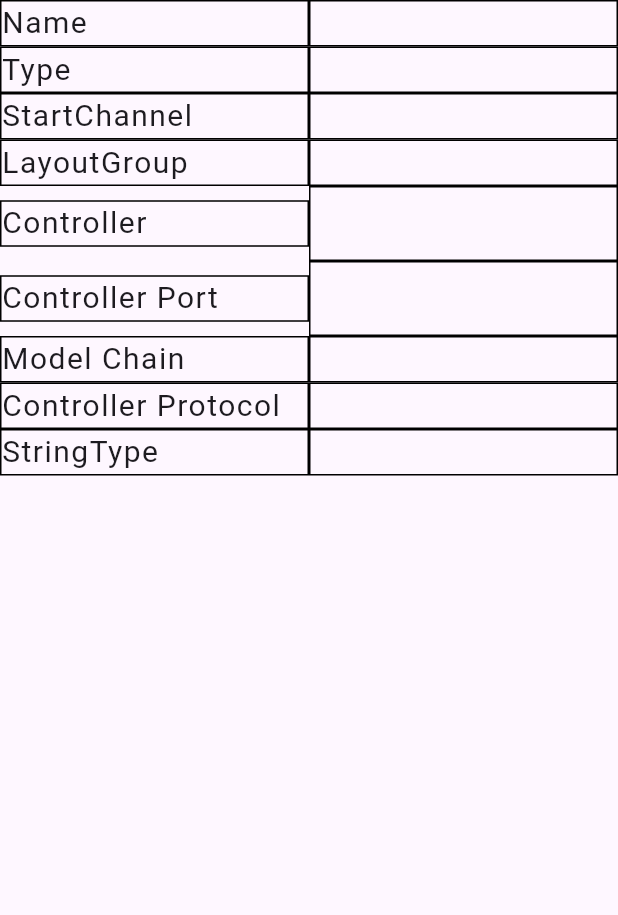
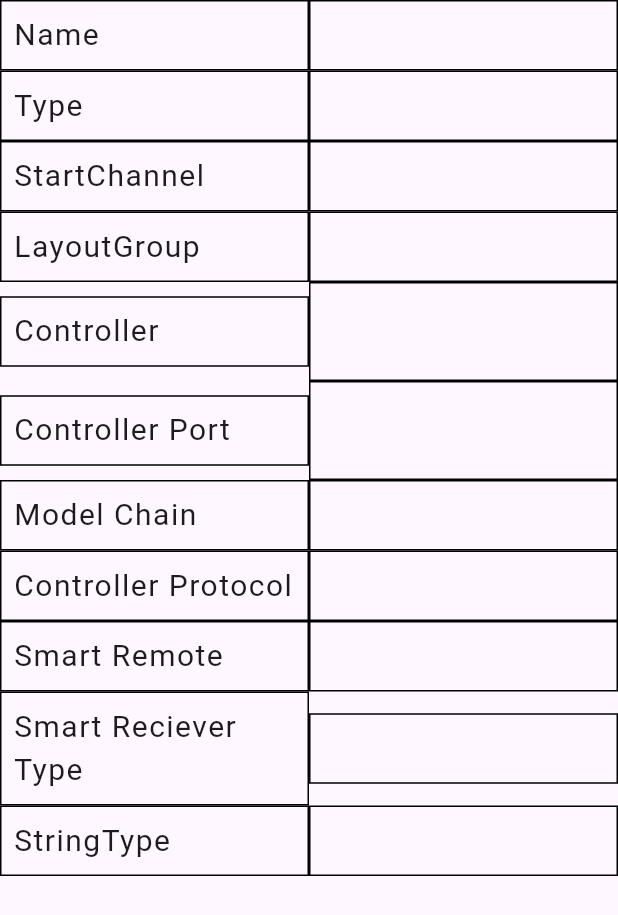
Before and after one commit to computergeek1507/xlights_test, a Flutter app: the ModelDisplay widget shown alone on an empty page, opened directly with empty values, on a phone screen of 412 x 824 dp. Shown: the top 915 px of the screen. Run offline on Flutter 3.47's test engine with Material 3 defaults, Android fonts, the phone set to English and light mode, and no system bars; our stand-ins replace dio, printing, shared_preferences; missing offline and left inert: htmltopdfwidgets; accounts and stored records are empty; network calls fail; statements that could not run were skipped.

Commit message:
added padding

```diff
--- a/lib/model.dart
+++ b/lib/model.dart
@@ -110,6 +110,7 @@ class _ModelDisplayState extends State<ModelDisplay> {
                     border: Border.all(width: 1, color: Colors.black),
                     //borderRadius: const BorderRadius.all(Radius.circular(2)),
                   ),
+                  padding: const EdgeInsets.all(8.0),
                   //margin: const EdgeInsets.all(4),
                   child: MaterialButton(
                     onPressed: () async {
@@ -147,6 +148,7 @@ class _ModelDisplayState extends State<ModelDisplay> {
                   decoration: BoxDecoration(
                     border: Border.all(width: 1, color: Colors.black),
                   ),
+                  padding: const EdgeInsets.all(8.0),
                   child: MaterialButton(
                     onPressed: widget.model['ControllerConnection']['Port'] == null ? null : () async {
                       int? val = await showNumberDialog(
@@ -163,9 +165,10 @@ class _ModelDisplayState extends State<ModelDisplay> {
                           }
                     },
                     child: Align(
+
                       alignment: Alignment.centerLeft,
                       child: Text(widget.model['ControllerConnection'] == null||
-                  widget.model['ControllerConnection']['Port'] == null ? '':widget.model['ControllerConnection']?['Port'].toString() ?? '',
+                      widget.model['ControllerConnection']['Port'] == null ? '':widget.model['ControllerConnection']?['Port'].toString() ?? '',
                           style: TextStyle(fontSize: 20.0),
                           textAlign: TextAlign.right),
                     ),
@@ -204,6 +207,24 @@ class _ModelDisplayState extends State<ModelDisplay> {
             ],
           ),
           Row(
+            children: [//SmartRemote
+              _buildDecoratedText('Smart Remote', styles.resultsGrid),
+              _buildDecoratedText(widget.model['ControllerConnection'] == null ||
+                widget.model['ControllerConnection']['SmartRemote'] == null ? '' :
+                widget.model['ControllerConnection']?['SmartRemote'], styles.resultsGridController),
+
+            ],
+          ),
+          Row(
+            children: [
+              _buildDecoratedText('Smart Reciever Type', styles.resultsGrid),
+              _buildDecoratedText(widget.model['ControllerConnection'] == null ||
+                widget.model['ControllerConnection']['SmartRemoteType'] == null ? '' :
+                widget.model['ControllerConnection']?['SmartRemoteType'], styles.resultsGridController),
+
+            ],
+          ),
+          Row(
             children: [
               _buildDecoratedText('StringType', styles.resultsGrid),
               _buildDecoratedText(widget.model['StringType'], styles.resultsGrid),
@@ -221,6 +242,7 @@ Widget _buildDecoratedText(String text, TextStyle style) => Expanded(
           border: Border.all(width: 1, color: Colors.black),
           //borderRadius: const BorderRadius.all(Radius.circular(2)),
         ),
+        padding: const EdgeInsets.all(8.0),
         //margin: const EdgeInsets.all(4),
         child: Text(text, style: style),
       ),
@@ -233,6 +255,7 @@ Widget _buildDecoratedText(String text, TextStyle style) => Expanded(
           //borderRadius: const BorderRadius.all(Radius.circular(2)),
         ),
         //margin: const EdgeInsets.all(4),
+        padding: const EdgeInsets.all(8.0),
         child: Text(text, style: style),
       ),
     );
```
